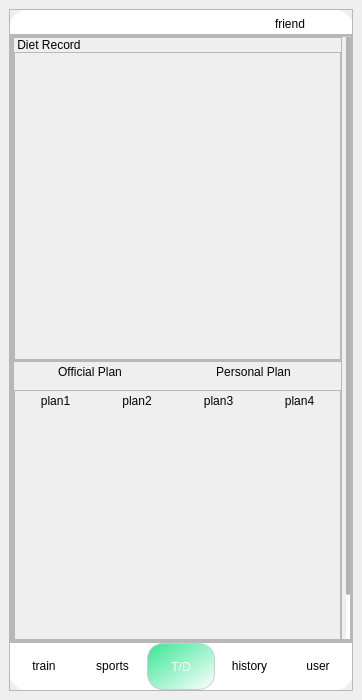
This is Client/ui/Designer/FitMind_Client_MainInterface.ui in aud13d/FitMind as Qt 5 draws it before an edit. The edited form follows.
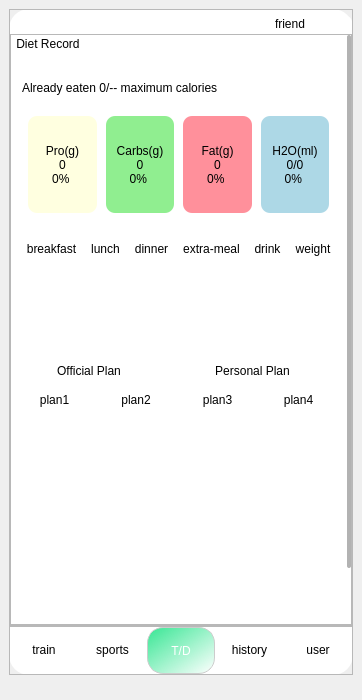
This is the edited form. Icons and pictures are not drawn.

Commit message: Modified the main interface, added a diet record tab, added the front-end processing logic for completing training (complete training and cancel training respectively), and added the corresponding Dialog and some logic function implementations respectively

Diff of the .ui file:
```diff
--- a/Client/ui/Designer/FitMind_Client_MainInterface.ui
+++ b/Client/ui/Designer/FitMind_Client_MainInterface.ui
@@ -20,9 +20,15 @@
    <string>MainWindow</string>
   </property>
   <widget class="QWidget" name="centralwidget">
-   <layout class="QVBoxLayout" name="verticalLayout_9">
-    <item>
      <widget class="QFrame" name="frame">
+    <property name="geometry">
+     <rect>
+      <x>9</x>
+      <y>9</y>
+      <width>344</width>
+      <height>666</height>
+     </rect>
+    </property>
       <property name="minimumSize">
        <size>
         <width>300</width>
@@ -296,7 +302,16 @@
                     </size>
                    </property>
                    <property name="styleSheet">
-                    <string notr="true">QScrollBar:vertical {
+                  <string notr="true">QScrollArea{
+	border:none
+}
+
+QWidget {
+    background: transparent;
+}
+
+
+QScrollBar:vertical {
     background: transparent;
     width: 4px;
     margin: 0px;
@@ -535,23 +550,328 @@
                              <property name="frameShadow">
                               <enum>QFrame::Shadow::Raised</enum>
                              </property>
+                           <widget class="QFrame" name="frame_13">
+                            <property name="geometry">
+                             <rect>
+                              <x>0</x>
+                              <y>10</y>
+                              <width>331</width>
+                              <height>216</height>
+                             </rect>
+                            </property>
+                            <property name="sizePolicy">
+                             <sizepolicy hsizetype="Preferred" vsizetype="Preferred">
+                              <horstretch>0</horstretch>
+                              <verstretch>0</verstretch>
+                             </sizepolicy>
+                            </property>
+                            <property name="styleSheet">
+                             <string notr="true">#frame_13{
+	background-color: rgb(255, 255, 255);
+	border-top-right-radius:40px;
+	border-top-left-radius:40px;
+	border-bottom-right-radius:40px;
+	border-bottom-left-radius:40px;
+}
+
+QToolButton{
+	font:9pt &quot;微软雅黑&quot;;
+}</string>
+                            </property>
+                            <property name="frameShape">
+                             <enum>QFrame::Shape::StyledPanel</enum>
+                            </property>
+                            <property name="frameShadow">
+                             <enum>QFrame::Shadow::Raised</enum>
+                            </property>
                              <layout class="QVBoxLayout" name="verticalLayout_2">
+                             <item>
+                              <widget class="QLabel" name="label_train_already_eaten">
+                               <property name="sizePolicy">
+                                <sizepolicy hsizetype="Preferred" vsizetype="Minimum">
+                                 <horstretch>0</horstretch>
+                                 <verstretch>0</verstretch>
+                                </sizepolicy>
+                               </property>
+                               <property name="minimumSize">
+                                <size>
+                                 <width>0</width>
+                                 <height>35</height>
+                                </size>
+                               </property>
+                               <property name="maximumSize">
+                                <size>
+                                 <width>16777215</width>
+                                 <height>35</height>
+                                </size>
+                               </property>
+                               <property name="styleSheet">
+                                <string notr="true">font: 9pt &quot;微软雅黑&quot;;</string>
+                               </property>
+                               <property name="text">
+                                <string>Already eaten 0/-- maximum calories</string>
+                               </property>
+                               <property name="margin">
+                                <number>8</number>
+                               </property>
+                              </widget>
+                             </item>
+                             <item>
+                              <layout class="QHBoxLayout" name="horizontalLayout_7">
                               <property name="spacing">
-                               <number>0</number>
+                                <number>9</number>
                               </property>
                               <property name="leftMargin">
-                               <number>0</number>
+                                <number>6</number>
                               </property>
                               <property name="topMargin">
-                               <number>0</number>
+                                <number>5</number>
                               </property>
                               <property name="rightMargin">
-                               <number>0</number>
+                                <number>6</number>
                               </property>
                               <property name="bottomMargin">
-                               <number>0</number>
-                              </property>
-                             </layout>
+                                <number>10</number>
+                               </property>
+                               <item>
+                                <widget class="QLabel" name="label_train_protein">
+                                 <property name="sizePolicy">
+                                  <sizepolicy hsizetype="Minimum" vsizetype="Minimum">
+                                   <horstretch>0</horstretch>
+                                   <verstretch>0</verstretch>
+                                  </sizepolicy>
+                                 </property>
+                                 <property name="minimumSize">
+                                  <size>
+                                   <width>50</width>
+                                   <height>70</height>
+                                  </size>
+                                 </property>
+                                 <property name="layoutDirection">
+                                  <enum>Qt::LayoutDirection::LeftToRight</enum>
+                                 </property>
+                                 <property name="styleSheet">
+                                  <string notr="true">QLabel {
+    font: 8pt &quot;微软雅黑&quot;;
+    border-radius: 9px; /* 圆角 */
+    background-color: lightyellow; /* 背景颜色 */
+    color: black; /* 文字颜色 */
+    padding: 5px; /* 内边距 */
+}
+</string>
+                                 </property>
+                                 <property name="text">
+                                  <string>Pro(g)
+0
+0% </string>
+                                 </property>
+                                 <property name="alignment">
+                                  <set>Qt::AlignmentFlag::AlignCenter</set>
+                                 </property>
+                                </widget>
+                               </item>
+                               <item>
+                                <widget class="QLabel" name="label_train_carbohydrate">
+                                 <property name="sizePolicy">
+                                  <sizepolicy hsizetype="Minimum" vsizetype="Minimum">
+                                   <horstretch>0</horstretch>
+                                   <verstretch>0</verstretch>
+                                  </sizepolicy>
+                                 </property>
+                                 <property name="minimumSize">
+                                  <size>
+                                   <width>50</width>
+                                   <height>70</height>
+                                  </size>
+                                 </property>
+                                 <property name="styleSheet">
+                                  <string notr="true">QLabel {
+    font: 8pt &quot;微软雅黑&quot;;
+    border-radius: 9px; /* 圆角 */
+    background-color: lightgreen; /* 背景颜色 */
+    color: black; /* 文字颜色 */
+    padding: 5px; /* 内边距 */
+}
+</string>
+                                 </property>
+                                 <property name="text">
+                                  <string>Carbs(g)
+0
+0% </string>
+                                 </property>
+                                 <property name="alignment">
+                                  <set>Qt::AlignmentFlag::AlignCenter</set>
+                                 </property>
+                                </widget>
+                               </item>
+                               <item>
+                                <widget class="QLabel" name="label_train_fat">
+                                 <property name="sizePolicy">
+                                  <sizepolicy hsizetype="Minimum" vsizetype="Minimum">
+                                   <horstretch>0</horstretch>
+                                   <verstretch>0</verstretch>
+                                  </sizepolicy>
+                                 </property>
+                                 <property name="minimumSize">
+                                  <size>
+                                   <width>50</width>
+                                   <height>70</height>
+                                  </size>
+                                 </property>
+                                 <property name="styleSheet">
+                                  <string notr="true">QLabel {
+    font: 8pt &quot;微软雅黑&quot;;
+    border-radius: 9px; /* 圆角 */
+
+	
+	background-color: rgb(255, 144, 155);
+    color: black; /* 文字颜色 */
+    padding: 5px; /* 内边距 */
+}
+</string>
+                                 </property>
+                                 <property name="text">
+                                  <string>Fat(g)
+0
+0% </string>
+                                 </property>
+                                 <property name="alignment">
+                                  <set>Qt::AlignmentFlag::AlignCenter</set>
+                                 </property>
+                                </widget>
+                               </item>
+                               <item>
+                                <widget class="QLabel" name="label_train_water">
+                                 <property name="sizePolicy">
+                                  <sizepolicy hsizetype="Minimum" vsizetype="Minimum">
+                                   <horstretch>0</horstretch>
+                                   <verstretch>0</verstretch>
+                                  </sizepolicy>
+                                 </property>
+                                 <property name="minimumSize">
+                                  <size>
+                                   <width>50</width>
+                                   <height>70</height>
+                                  </size>
+                                 </property>
+                                 <property name="styleSheet">
+                                  <string notr="true">QLabel {
+    font: 8pt &quot;微软雅黑&quot;;
+    border-radius: 9px; /* 圆角 */
+    background-color: lightblue; /* 背景颜色 */
+    color: black; /* 文字颜色 */
+    padding: 5px; /* 内边距 */
+}
+</string>
+                                 </property>
+                                 <property name="text">
+                                  <string>H2O(ml)
+0/0
+0% </string>
+                                 </property>
+                                 <property name="alignment">
+                                  <set>Qt::AlignmentFlag::AlignCenter</set>
+                                 </property>
+                                </widget>
+                               </item>
+                              </layout>
+                             </item>
+                             <item>
+                              <layout class="QHBoxLayout" name="horizontalLayout_8">
+                               <property name="topMargin">
+                                <number>10</number>
+                               </property>
+                               <property name="bottomMargin">
+                                <number>10</number>
+                               </property>
+                               <item>
+                                <widget class="QToolButton" name="button_train_breakfast">
+                                 <property name="text">
+                                  <string>breakfast</string>
+                                 </property>
+                                 <property name="icon">
+                                  <iconset resource="../res.qrc">
+                                   <normaloff>:/icons/icon/zaocan.png</normaloff>:/icons/icon/zaocan.png</iconset>
+                                 </property>
+                                 <property name="toolButtonStyle">
+                                  <enum>Qt::ToolButtonStyle::ToolButtonTextUnderIcon</enum>
+                                 </property>
+                                </widget>
+                               </item>
+                               <item>
+                                <widget class="QToolButton" name="button_train_lunch">
+                                 <property name="text">
+                                  <string>lunch</string>
+                                 </property>
+                                 <property name="icon">
+                                  <iconset resource="../res.qrc">
+                                   <normaloff>:/icons/icon/wucan.png</normaloff>:/icons/icon/wucan.png</iconset>
+                                 </property>
+                                 <property name="toolButtonStyle">
+                                  <enum>Qt::ToolButtonStyle::ToolButtonTextUnderIcon</enum>
+                                 </property>
+                                </widget>
+                               </item>
+                               <item>
+                                <widget class="QToolButton" name="button_train_dinner">
+                                 <property name="text">
+                                  <string>dinner</string>
+                                 </property>
+                                 <property name="icon">
+                                  <iconset resource="../res.qrc">
+                                   <normaloff>:/icons/icon/hanbao.png</normaloff>:/icons/icon/hanbao.png</iconset>
+                                 </property>
+                                 <property name="toolButtonStyle">
+                                  <enum>Qt::ToolButtonStyle::ToolButtonTextUnderIcon</enum>
+                                 </property>
+                                </widget>
+                               </item>
+                               <item>
+                                <widget class="QToolButton" name="button_train_extra_meal">
+                                 <property name="text">
+                                  <string>extra-meal</string>
+                                 </property>
+                                 <property name="icon">
+                                  <iconset resource="../res.qrc">
+                                   <normaloff>:/icons/icon/jiangmianbaoregou.png</normaloff>:/icons/icon/jiangmianbaoregou.png</iconset>
+                                 </property>
+                                 <property name="toolButtonStyle">
+                                  <enum>Qt::ToolButtonStyle::ToolButtonTextUnderIcon</enum>
+                                 </property>
+                                </widget>
+                               </item>
+                               <item>
+                                <widget class="QToolButton" name="button_train_drink">
+                                 <property name="text">
+                                  <string>drink</string>
+                                 </property>
+                                 <property name="icon">
+                                  <iconset resource="../res.qrc">
+                                   <normaloff>:/icons/icon/yinshui.png</normaloff>:/icons/icon/yinshui.png</iconset>
+                                 </property>
+                                 <property name="toolButtonStyle">
+                                  <enum>Qt::ToolButtonStyle::ToolButtonTextUnderIcon</enum>
+                                 </property>
+                                </widget>
+                               </item>
+                               <item>
+                                <widget class="QToolButton" name="button_train_weight">
+                                 <property name="text">
+                                  <string>weight</string>
+                                 </property>
+                                 <property name="icon">
+                                  <iconset resource="../res.qrc">
+                                   <normaloff>:/icons/icon/tizhong.png</normaloff>:/icons/icon/tizhong.png</iconset>
+                                 </property>
+                                 <property name="toolButtonStyle">
+                                  <enum>Qt::ToolButtonStyle::ToolButtonTextUnderIcon</enum>
+                                 </property>
+                                </widget>
+                               </item>
+                              </layout>
+                             </item>
+                            </layout>
+                           </widget>
                             </widget>
                            </item>
                           </layout>
@@ -1257,6 +1577,12 @@
               <verstretch>0</verstretch>
              </sizepolicy>
             </property>
+          <property name="minimumSize">
+           <size>
+            <width>60</width>
+            <height>25</height>
+           </size>
+          </property>
             <property name="text">
              <string>train</string>
             </property>
@@ -1421,8 +1747,6 @@
        </item>
       </layout>
      </widget>
-    </item>
-   </layout>
   </widget>
  </widget>
  <resources>
```
Left out of the diff: 292 changed lines with no effect on the pictures. Lines whose indentation alone changed are shown as unchanged. The commit also changes 48 other files.
